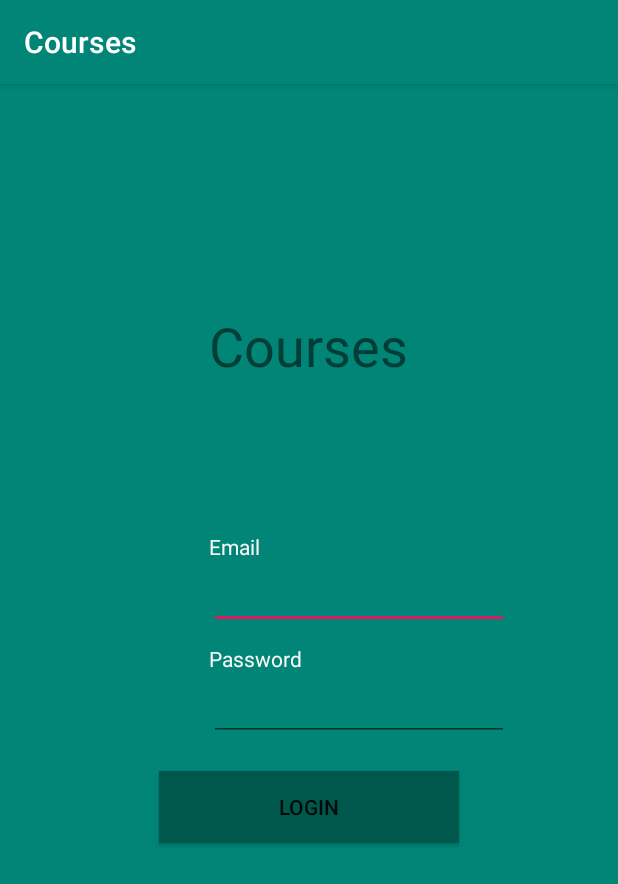
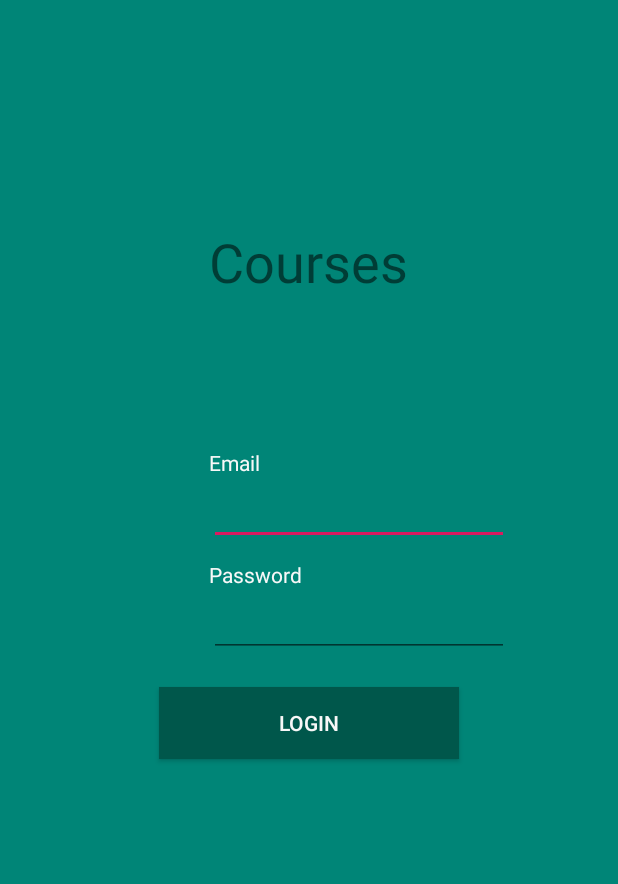
Before and after one commit to cosmin-ionita/CoursesApp, an Android app: the screen it shows after launch (MainActivity), on a phone screen of 412 x 824 dp. Shown: the top 884 px of the screen. Run offline under Robolectric (Android 15) with nearby library versions, the phone set to English and light mode, and no system bars; Roboto replaces fonts that are not available here.

Commit message:
[FIX] - Removed header bar

```diff
--- a/app/src/main/AndroidManifest.xml
+++ b/app/src/main/AndroidManifest.xml
@@ -10,6 +10,7 @@
         android:supportsRtl="true"
         android:theme="@style/AppTheme">
         <activity android:name=".MainActivity">
+
             <intent-filter>
                 <action android:name="android.intent.action.MAIN" />
 
--- a/app/src/main/res/layout/activity_main.xml
+++ b/app/src/main/res/layout/activity_main.xml
@@ -69,6 +69,7 @@
         android:layout_marginTop="20dp"
         android:layout_centerHorizontal="true"
         android:background="@color/colorPrimaryDark"
-        android:text="@string/login" />
+        android:text="@string/login"
+        android:textColor="#F8F8F8" />
 
 </RelativeLayout>
--- a/app/src/main/res/values/styles.xml
+++ b/app/src/main/res/values/styles.xml
@@ -1,11 +1,15 @@
 <resources>
 
     <!-- Base application theme. -->
-    <style name="AppTheme" parent="Theme.AppCompat.Light.DarkActionBar">
+    <style name="AppTheme" parent="Theme.AppCompat.Light.NoActionBar">
         <!-- Customize your theme here. -->
         <item name="colorPrimary">@color/colorPrimary</item>
         <item name="colorPrimaryDark">@color/colorPrimaryDark</item>
         <item name="colorAccent">@color/colorAccent</item>
     </style>
 
+    <style name="NoTitleTheme" parent="AppTheme">
+        <item name="android:windowNoTitle">true</item>
+    </style>
+
 </resources>
```
